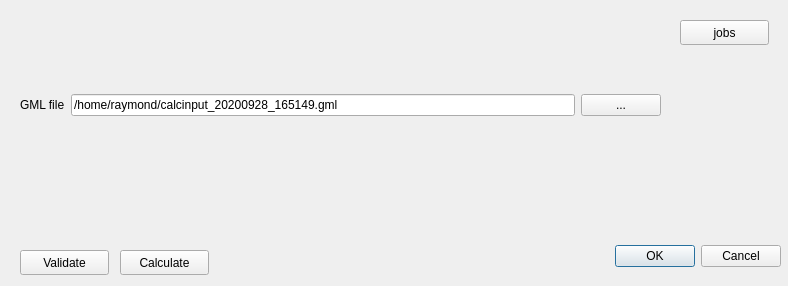
This is ImaerPlugin/connect_calc_dlg.ui in opengeogroep/AERIUS-QGIS-plugins as Qt 5 draws it before an edit. The edited form follows.
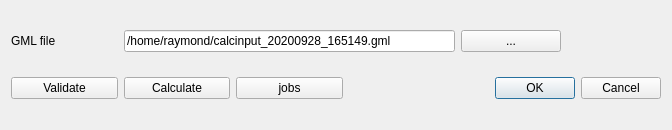
This is the edited form.

Commit message: improved connect dialog scaling

The edit to the form file:
```diff
--- a/ImaerPlugin/connect_calc_dlg.ui
+++ b/ImaerPlugin/connect_calc_dlg.ui
@@ -6,38 +6,13 @@
    <rect>
     <x>0</x>
     <y>0</y>
-    <width>788</width>
-    <height>286</height>
+    <width>672</width>
+    <height>130</height>
    </rect>
   </property>
   <property name="windowTitle">
    <string>Dialog</string>
   </property>
-  <widget class="QDialogButtonBox" name="buttonBox">
-   <property name="geometry">
-    <rect>
-     <x>440</x>
-     <y>240</y>
-     <width>341</width>
-     <height>32</height>
-    </rect>
-   </property>
-   <property name="orientation">
-    <enum>Qt::Horizontal</enum>
-   </property>
-   <property name="standardButtons">
-    <set>QDialogButtonBox::Cancel|QDialogButtonBox::Ok</set>
-   </property>
-  </widget>
-  <widget class="QWidget" name="gridLayoutWidget">
-   <property name="geometry">
-    <rect>
-     <x>20</x>
-     <y>20</y>
-     <width>641</width>
-     <height>171</height>
-    </rect>
-   </property>
    <layout class="QGridLayout" name="gridLayout">
     <item row="0" column="0">
      <widget class="QLabel" name="label_gml_input">
@@ -46,61 +21,64 @@
       </property>
      </widget>
     </item>
-    <item row="0" column="1">
+   <item row="0" column="1" colspan="3">
      <widget class="QLineEdit" name="edit_gml_input">
       <property name="text">
        <string>/home/raymond/calcinput_20200928_165149.gml</string>
       </property>
      </widget>
     </item>
-    <item row="0" column="2">
+   <item row="0" column="4">
      <widget class="QPushButton" name="button_gml_input_browse">
+     <property name="maximumSize">
+      <size>
+       <width>100</width>
+       <height>16777215</height>
+      </size>
+     </property>
       <property name="text">
        <string>...</string>
       </property>
      </widget>
     </item>
-   </layout>
-  </widget>
+   <item row="3" column="4">
+    <widget class="QDialogButtonBox" name="buttonBox">
+     <property name="maximumSize">
+      <size>
+       <width>200</width>
+       <height>16777215</height>
+      </size>
+     </property>
+     <property name="orientation">
+      <enum>Qt::Horizontal</enum>
+     </property>
+     <property name="standardButtons">
+      <set>QDialogButtonBox::Cancel|QDialogButtonBox::Ok</set>
+     </property>
+    </widget>
+   </item>
+   <item row="3" column="0">
   <widget class="QPushButton" name="button_validate">
-   <property name="geometry">
-    <rect>
-     <x>20</x>
-     <y>250</y>
-     <width>89</width>
-     <height>25</height>
-    </rect>
-   </property>
    <property name="text">
     <string>Validate</string>
    </property>
   </widget>
+   </item>
+   <item row="3" column="1">
   <widget class="QPushButton" name="button_calculate">
-   <property name="geometry">
-    <rect>
-     <x>120</x>
-     <y>250</y>
-     <width>89</width>
-     <height>25</height>
-    </rect>
-   </property>
    <property name="text">
     <string>Calculate</string>
    </property>
   </widget>
+   </item>
+   <item row="3" column="2">
   <widget class="QPushButton" name="button_jobs">
-   <property name="geometry">
-    <rect>
-     <x>680</x>
-     <y>20</y>
-     <width>89</width>
-     <height>25</height>
-    </rect>
-   </property>
    <property name="text">
     <string>jobs</string>
    </property>
   </widget>
+   </item>
+  </layout>
  </widget>
  <resources/>
  <connections>
```
Lines whose indentation alone changed are shown as unchanged. The commit also changes 1 other file.
